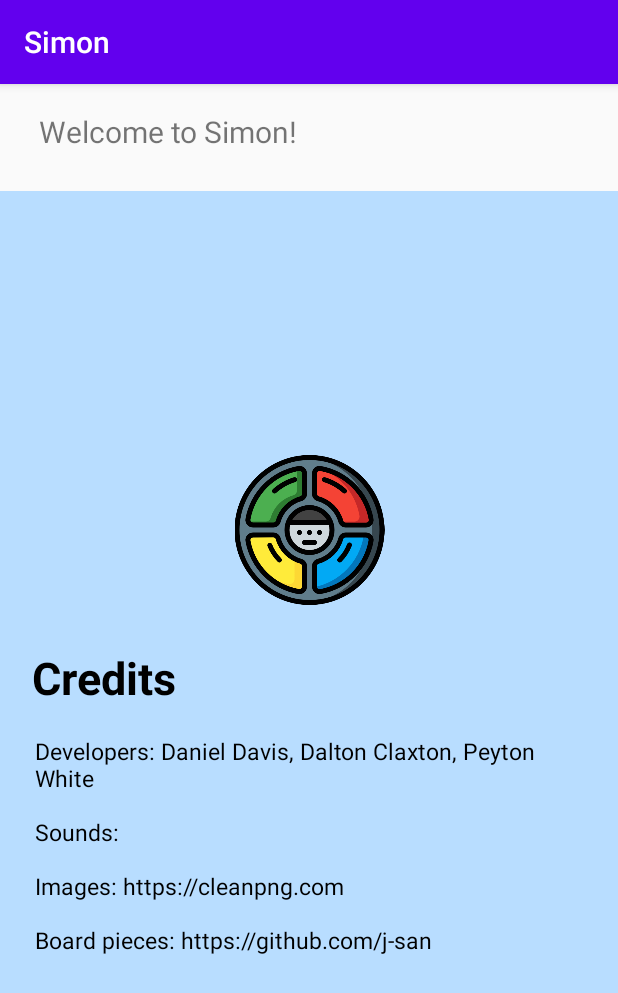
After one commit to dclaxton/Assignment3_4020, an Android app: the CreditsActivity screen opened directly, with no data from a screen before it, on a phone screen of 412 x 824 dp. The commit adds this screen. Shown: the top 993 px of the screen. Run offline under Robolectric (Android 15) with nearby library versions, the phone set to English and light mode, and no system bars.

Commit message:
Added the credits layout and CreditsActivity

```diff
--- a/app/src/main/AndroidManifest.xml
+++ b/app/src/main/AndroidManifest.xml
@@ -32,6 +32,10 @@
             android:name="edu.apsu.csci.Assignment3_4020.activities.SimonRewindActivity"
             android:windowSoftInputMode="stateHidden" >
         </activity>
+        <activity
+            android:name="edu.apsu.csci.Assignment3_4020.activities.CreditsActivity"
+            android:windowSoftInputMode="stateHidden" >
+        </activity>
     </application>
 
 </manifest>
--- /dev/null
+++ b/app/src/main/java/edu/apsu/csci/Assignment3_4020/activities/CreditsActivity.java
@@ -0,0 +1,15 @@
+package edu.apsu.csci.Assignment3_4020.activities;
+
+import android.os.Bundle;
+
+import androidx.appcompat.app.AppCompatActivity;
+
+import edu.apsu.csci.Assignment3_4020.R;
+
+public class CreditsActivity extends AppCompatActivity {
+    @Override
+    protected void onCreate(Bundle savedInstanceState) {
+        super.onCreate(savedInstanceState);
+        setContentView(R.layout.activity_credits);
+    }
+}
--- a/app/src/main/java/edu/apsu/csci/Assignment3_4020/activities/MenuActivity.java
+++ b/app/src/main/java/edu/apsu/csci/Assignment3_4020/activities/MenuActivity.java
@@ -27,6 +27,7 @@ public class MenuActivity extends AppCompatActivity {
         findViewById(R.id.simon_says_button).setOnClickListener(new GoToActivity(this, SimonSaysActivity.class));
         findViewById(R.id.player_adds_button).setOnClickListener(new GoToActivity(this, PlayerAddsActivity.class));
         findViewById(R.id.simon_rewind_button).setOnClickListener(new GoToActivity(this, SimonRewindActivity.class));
+        findViewById(R.id.credits_button).setOnClickListener(new GoToActivity(this, CreditsActivity.class));
     }
 
     // Exit button
--- /dev/null
+++ b/app/src/main/res/layout/activity_credits.xml
@@ -0,0 +1,84 @@
+<?xml version="1.0" encoding="utf-8"?>
+<LinearLayout xmlns:android="http://schemas.android.com/apk/res/android"
+    xmlns:app="http://schemas.android.com/apk/res-auto"
+    xmlns:tools="http://schemas.android.com/tools"
+    android:layout_width="match_parent"
+    android:layout_height="match_parent"
+    android:orientation="vertical"
+    tools:context="edu.apsu.csci.Assignment3_4020.activities.MenuActivity">
+
+    <androidx.constraintlayout.widget.ConstraintLayout
+        android:layout_width="match_parent"
+        android:layout_height="wrap_content"
+        android:padding="8dp">
+
+        <TextView
+            android:id="@+id/app_title_text_view"
+            android:layout_width="wrap_content"
+            android:layout_height="wrap_content"
+            android:layout_marginStart="8dp"
+            android:layout_marginBottom="8dp"
+            android:padding="10dp"
+            android:text="@string/welcome_msg"
+            android:textSize="20sp"
+            app:layout_constraintBottom_toBottomOf="parent"
+            app:layout_constraintStart_toStartOf="parent" />
+    </androidx.constraintlayout.widget.ConstraintLayout>
+
+    <ScrollView
+        android:id="@+id/menu_scroll_view"
+        android:layout_width="match_parent"
+        android:layout_height="match_parent"
+        android:background="#B8DDFF">
+
+        <LinearLayout
+            android:layout_width="match_parent"
+            android:layout_height="wrap_content"
+            android:layout_gravity="center"
+            android:orientation="horizontal">
+
+            <View
+                android:layout_width="match_parent"
+                android:layout_height="match_parent"
+                android:layout_weight="1.5" />
+
+            <LinearLayout
+                android:layout_width="match_parent"
+                android:layout_height="match_parent"
+                android:layout_weight=".1"
+                android:orientation="vertical">
+
+                <ImageView
+                    android:id="@+id/simon_image_view"
+                    android:layout_width="match_parent"
+                    android:layout_height="100dp"
+                    android:layout_marginBottom="20dp"
+                    android:contentDescription="@string/simon_logo"
+                    app:srcCompat="@drawable/simon" />
+
+                <TextView
+                    android:layout_width="match_parent"
+                    android:layout_height="wrap_content"
+                    android:padding="8dp"
+                    android:text="@string/credits"
+                    android:textColor="@color/black"
+                    android:textSize="30sp"
+                    android:textStyle="bold" />
+
+                <TextView
+                    android:layout_width="match_parent"
+                    android:layout_height="wrap_content"
+                    android:padding="10dp"
+                    android:text="@string/credit_info"
+                    android:textColor="@color/black"
+                    android:textSize="15sp" />
+            </LinearLayout>
+
+            <View
+                android:layout_width="match_parent"
+                android:layout_height="match_parent"
+                android:layout_weight="1.5" />
+        </LinearLayout>
+    </ScrollView>
+
+</LinearLayout>
--- a/app/src/main/res/values/strings.xml
+++ b/app/src/main/res/values/strings.xml
@@ -3,9 +3,12 @@
     <string name="simon_says">Simon Says</string>
     <string name="player_adds">Player Adds</string>
     <string name="exit">Exit</string>
-    <string name="credits">Credits</string>
     <string name="simon_rewind">Simon Rewind</string>
     <string name="welcome_msg">Welcome to Simon!</string>
     <string name="simon_logo">Simon Logo</string>
     <string name="x">X</string>
+    <string name="credits">Credits</string>
+    <string name="credit_info">Developers: Daniel Davis, Dalton Claxton, Peyton White
+        \n\nSounds:\n\nImages: https://cleanpng.com\n\nBoard pieces: https://github.com/j-san
+    </string>
 </resources>
```
